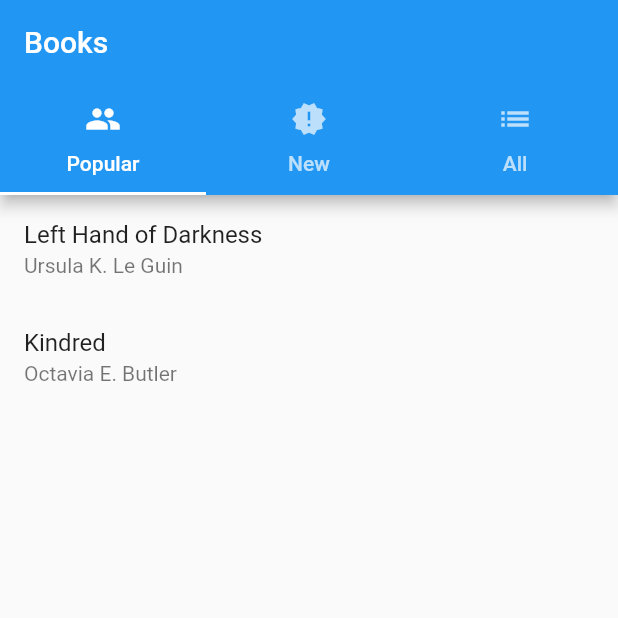
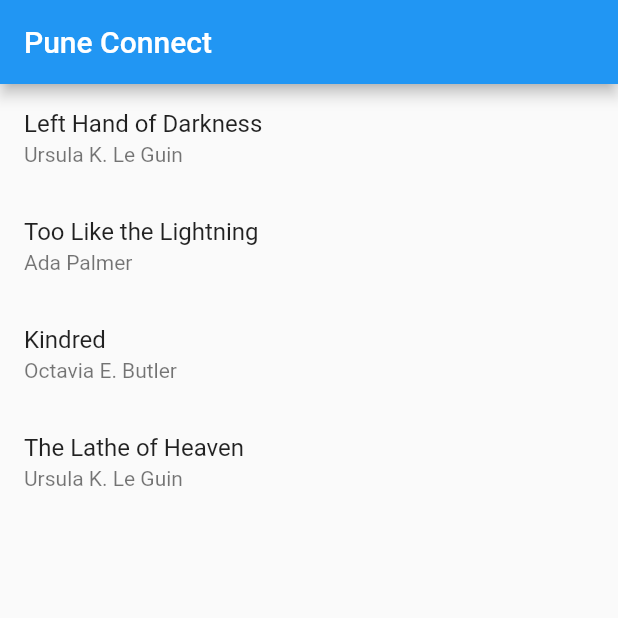
Before and after one commit to March-Madnes/PuneConnect, a Flutter app: the screen it shows after launch, after a tap on "Sign in", on a phone screen of 412 x 824 dp, the top half of it. Run offline on Flutter 3.47's test engine with Material 2 defaults, Android fonts, the phone set to English and light mode, and no system bars; our stand-ins replace url_strategy; missing offline and left inert: adaptive_navigation, path_to_regexp, window_size; statements that could not run were skipped.

Commit message:
changing the app structure as per project reqs

```diff
--- a/lib/src/app.dart
+++ b/lib/src/app.dart
@@ -29,6 +29,7 @@ class _PuneConnectState extends State<PuneConnect> {
       allowedPaths: [
         '/signin',
         '/authors',
+        '/home',
         '/settings',
         '/books/new',
         '/books/all',
@@ -89,9 +90,9 @@ class _PuneConnectState extends State<PuneConnect> {
     if (!signedIn && from != signInRoute) {
       return signInRoute;
     }
-    // Go to /books if the user is signed in and tries to go to /signin.
+    // Go to /home if the user is signed in and tries to go to /signin.
     else if (signedIn && from == signInRoute) {
-      return ParsedRoute('/books/popular', '/books/popular', {}, {});
+      return ParsedRoute('/home', '/home', {}, {});
     }
     return from;
   }
--- /dev/null
+++ b/lib/src/screens/home.dart
@@ -0,0 +1,44 @@
+import 'package:flutter/material.dart';
+import 'package:pune_connect/src/widgets/book_list.dart';
+
+import '../data/library.dart';
+import '../routing.dart';
+import '../widgets/book_list.dart';
+
+// class AuthorsScreen extends StatelessWidget {
+//   final String title = 'Authors';
+
+//   const AuthorsScreen({super.key});
+
+//   @override
+//   Widget build(BuildContext context) => Scaffold(
+//         appBar: AppBar(
+//           title: Text(title),
+//         ),
+//         body: AuthorList(
+//           authors: libraryInstance.allAuthors,
+//           onTap: (author) {
+//             RouteStateScope.of(context).go('/author/${author.id}');
+//           },
+//         ),
+//       );
+// }
+
+class HomeScreen extends StatelessWidget {
+  final String title = 'Pune Connect';
+
+  const HomeScreen({super.key});
+
+  @override
+  Widget build(BuildContext context) => Scaffold(
+      appBar: AppBar(
+        title: Text(title),
+      ),
+      body: BookList(
+        books: libraryInstance.allBooks,
+        onTap: (book) {
+          RouteStateScope.of(context).go('/book/${book.id}');
+        },
+      )
+  );
+}
--- a/lib/src/screens/navigator.dart
+++ b/lib/src/screens/navigator.dart
@@ -59,7 +59,7 @@ class _PuneConnectNavigatorState extends State<PuneConnectNavigator> {
         // the /books or /authors tab in PuneConnectScaffold.
         if (route.settings is Page &&
             (route.settings as Page).key == _bookDetailsKey) {
-          routeState.go('/books/popular');
+          routeState.go('/home');
         }
 
         if (route.settings is Page &&
@@ -79,7 +79,7 @@ class _PuneConnectNavigatorState extends State<PuneConnectNavigator> {
                 var signedIn = await authState.signIn(
                     credentials.username, credentials.password);
                 if (signedIn) {
-                  await routeState.go('/books/popular');
+                  await routeState.go('/home');
                 }
               },
             ),
--- a/lib/src/screens/scaffold.dart
+++ b/lib/src/screens/scaffold.dart
@@ -23,14 +23,14 @@ class PuneConnectScaffold extends StatelessWidget {
         selectedIndex: selectedIndex,
         body: const PuneConnectScaffoldBody(),
         onDestinationSelected: (idx) {
-          if (idx == 0) routeState.go('/books/popular');
+          if (idx == 0) routeState.go('/home');
           if (idx == 1) routeState.go('/authors');
           if (idx == 2) routeState.go('/settings');
         },
         destinations: const [
           AdaptiveScaffoldDestination(
-            title: 'Books',
-            icon: Icons.book,
+            title: 'Home',
+            icon: Icons.home,
           ),
           AdaptiveScaffoldDestination(
             title: 'Authors',
@@ -46,7 +46,7 @@ class PuneConnectScaffold extends StatelessWidget {
   }
 
   int _getSelectedIndex(String pathTemplate) {
-    if (pathTemplate.startsWith('/books')) return 0;
+    if (pathTemplate.startsWith('/home')) return 0;
     if (pathTemplate == '/authors') return 1;
     if (pathTemplate == '/settings') return 2;
     return 0;
--- a/lib/src/screens/scaffold_body.dart
+++ b/lib/src/screens/scaffold_body.dart
@@ -9,6 +9,7 @@ import '../screens/settings.dart';
 import '../widgets/fade_transition_page.dart';
 import 'authors.dart';
 import 'books.dart';
+import 'home.dart';
 import 'scaffold.dart';
 
 /// Displays the contents of the body of [PuneConnectScaffold]
@@ -39,11 +40,11 @@ class PuneConnectScaffoldBody extends StatelessWidget {
             key: ValueKey('settings'),
             child: SettingsScreen(),
           )
-        else if (currentRoute.pathTemplate.startsWith('/books') ||
+        else if (currentRoute.pathTemplate.startsWith('/home') ||
             currentRoute.pathTemplate == '/')
           const FadeTransitionPage<void>(
-            key: ValueKey('books'),
-            child: BooksScreen(),
+            key: ValueKey('home'),
+            child: HomeScreen(),
           )
 
         // Avoid building a Navigator with an empty `pages` list when the
--- a/pubspec.yaml
+++ b/pubspec.yaml
@@ -1,4 +1,4 @@
-name: bookstore
+name: pune_connect
 description: Navigation and routing sample app
 publish_to: "none" # Remove this line if you wish to publish to pub.dev
 version: 1.0.0+1
```
Also changed, not shown: package-lock.json, 1 other file.
